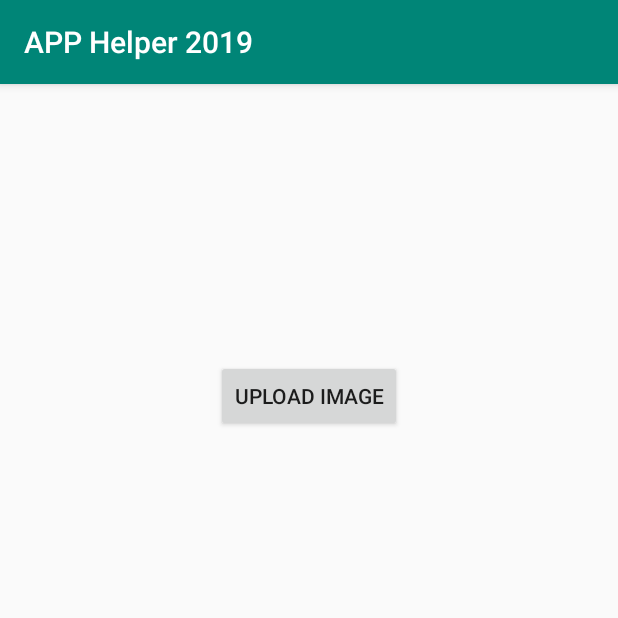
After one commit to Khachatur1986/APPHelper2019, an Android app: the Main7Activity screen opened directly, with no data from a screen before it, on a phone screen of 412 x 824 dp, the top half of it. The commit adds this screen. Run offline under Robolectric (Android 15) with nearby library versions, the phone set to English and light mode, and no system bars.

Commit message:
Added Retrofit 2 file upload implementation

```diff
--- a/app/src/main/java/com/example/apphelper2019/ex/retrofit_2_ex/send_obj_in_request_body/api/service/UserService.java
+++ b/app/src/main/java/com/example/apphelper2019/ex/retrofit_2_ex/send_obj_in_request_body/api/service/UserService.java
@@ -2,7 +2,6 @@ package com.example.apphelper2019.ex.retrofit_2_ex.send_obj_in_request_body.api.
 
 import com.example.apphelper2019.ex.retrofit_2_ex.send_obj_in_request_body.api.model.User;
 
-import okhttp3.ResponseBody;
 import retrofit2.Call;
 import retrofit2.http.Field;
 import retrofit2.http.FormUrlEncoded;
--- /dev/null
+++ b/app/src/main/java/com/example/apphelper2019/ex/retrofit_2_ex/upload_file/api/model/MyResponse.java
@@ -0,0 +1,6 @@
+package com.example.apphelper2019.ex.retrofit_2_ex.upload_file.api.model;
+
+public class MyResponse {
+    public boolean error;
+    public String message;
+}
--- /dev/null
+++ b/app/src/main/java/com/example/apphelper2019/ex/retrofit_2_ex/upload_file/api/service/Api.java
@@ -0,0 +1,27 @@
+package com.example.apphelper2019.ex.retrofit_2_ex.upload_file.api.service;
+
+import com.example.apphelper2019.ex.retrofit_2_ex.upload_file.api.model.MyResponse;
+
+import okhttp3.RequestBody;
+import retrofit2.Call;
+import retrofit2.http.Multipart;
+import retrofit2.http.POST;
+import retrofit2.http.Part;
+
+public interface Api {
+
+    //the base URL for our API
+    //make sure you are not using localhost
+    //find the ip usinc ipconfig command
+    String BASE_URL = "http://192.168.0.111/android_apis/file_upload_api/";
+
+    //this is our multipart request
+    //we have two parameters on is name and other one is description
+    @Multipart
+    @POST("Api.php?apicall=upload")
+    Call<MyResponse> uploadImage(@Part("image\"; filename=\"myfile.jpg\" ") RequestBody file, @Part("desc") RequestBody desc);
+
+    @POST("Api.php?apicall=getallimages")
+    Call<MyResponse> getAllImages();
+
+}
--- a/app/src/main/java/com/example/apphelper2019/utils/ExType.java
+++ b/app/src/main/java/com/example/apphelper2019/utils/ExType.java
@@ -6,7 +6,9 @@ public enum ExType {
     CERTIFICATE_EX("certificate_ex"),
     LOGIN_REG_PHP_MYSQL("login reg php mysql"),
     RETROFIT_2_start("retrofit 2 start"),
-    RETROFIT_2_send_obj("send_obj_in_request_body");
+    RETROFIT_2_send_obj("send_obj_in_request_body"),
+    RETROFIT_2_upload_file("RETROFIT_2_upload_file"),
+    RETROFIT_2_upload_file2("RETROFIT_2_upload_file2");
 
     private String typeName;
 
--- /dev/null
+++ b/app/src/main/res/layout/activity_main7.xml
@@ -0,0 +1,25 @@
+<?xml version="1.0" encoding="utf-8"?>
+<android.support.constraint.ConstraintLayout xmlns:android="http://schemas.android.com/apk/res/android"
+    xmlns:app="http://schemas.android.com/apk/res-auto"
+    xmlns:tools="http://schemas.android.com/tools"
+    android:layout_width="match_parent"
+    android:layout_height="match_parent"
+    tools:context=".ex.retrofit_2_ex.upload_file.ui.Main7Activity">
+
+
+    <Button
+        android:id="@+id/btn_upload_image"
+        android:layout_width="wrap_content"
+        android:layout_height="wrap_content"
+        android:layout_marginStart="8dp"
+        android:layout_marginLeft="8dp"
+        android:layout_marginTop="8dp"
+        android:layout_marginEnd="8dp"
+        android:layout_marginRight="8dp"
+        android:layout_marginBottom="360dp"
+        android:text="Upload Image"
+        app:layout_constraintBottom_toBottomOf="parent"
+        app:layout_constraintEnd_toEndOf="parent"
+        app:layout_constraintStart_toStartOf="parent"
+        app:layout_constraintTop_toTopOf="parent" />
+</android.support.constraint.ConstraintLayout>
```
Also changed, not shown: app/src/main/AndroidManifest.xml (+5 -3 lines), app/src/main/java/com/example/apphelper2019/MainActivity.java (+10 -0 lines), app/src/main/java/com/example/apphelper2019/ex/login_reg_php_mysql/Main4Activity.java (+12 -0 lines), app/src/main/java/com/example/apphelper2019/ex/retrofit_2_ex/send_obj_in_request_body/ui/Main6Activity.java (+16 -3 lines), app/src/main/java/com/example/apphelper2019/ex/retrofit_2_ex/upload_file/api/service/FileUploadService.java (added, +15 -0 lines), app/src/main/java/com/example/apphelper2019/ex/retrofit_2_ex/upload_file/ui/Main7Activity.java (added, +179 -0 lines), app/src/main/java/com/example/apphelper2019/ex/retrofit_2_ex/upload_file/ui/Main8Activity.java (added, +228 -0 lines), app/src/main/res/layout/activity_main8.xml (added, +26 -0 lines).
